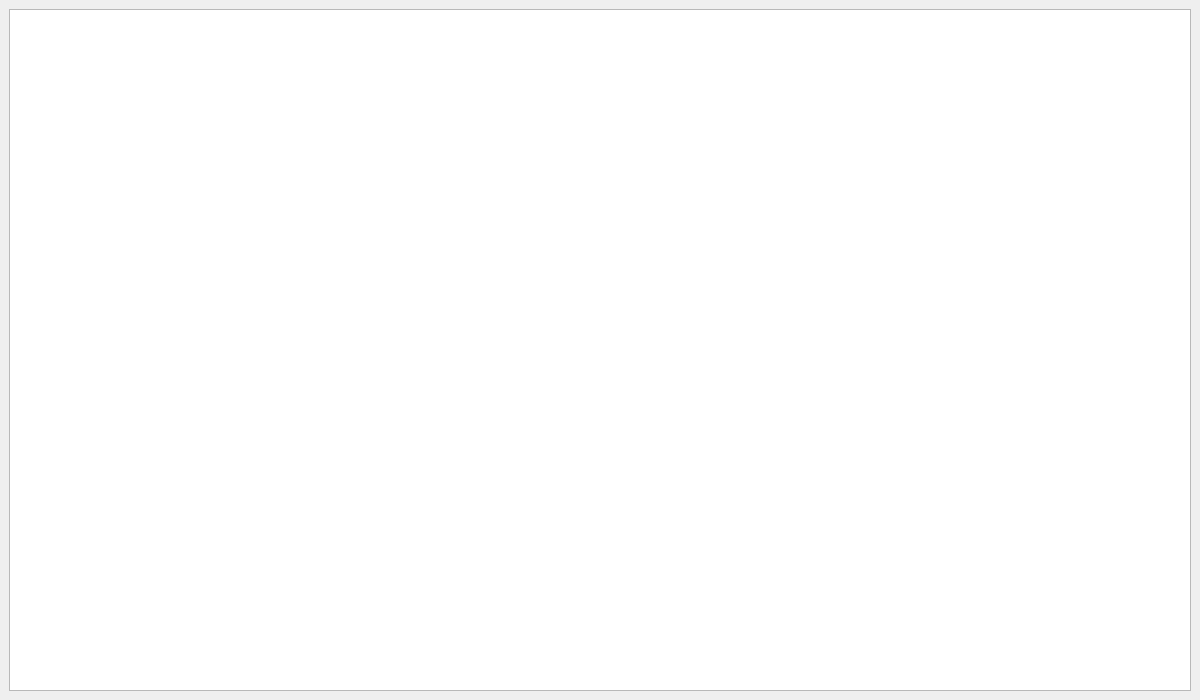
The window that interfaz.ui (SamuelRuizVargas/prac5_info2_sem3) describes before a commit, drawn with Qt 5.
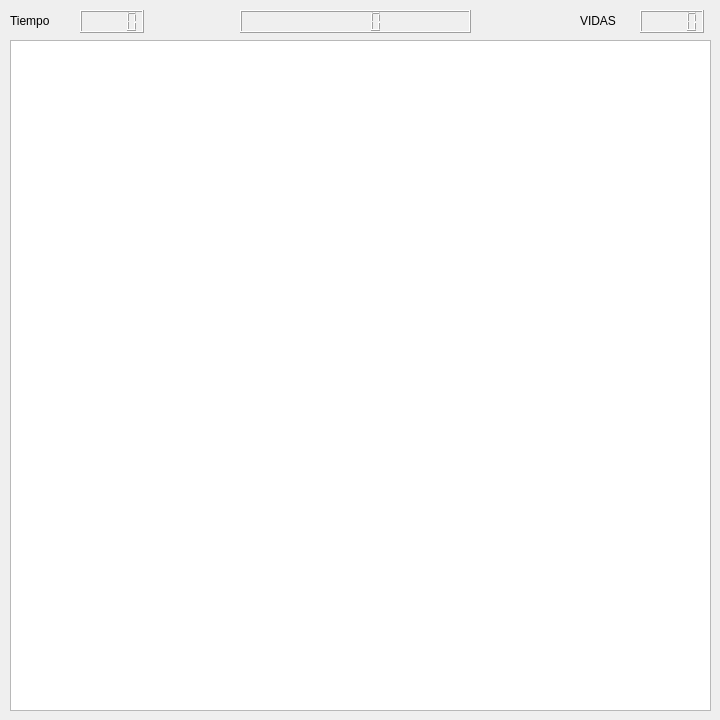
The same window after the commit. Icons and pictures are not drawn.

Commit message: Actualizacion de la interfaz y agregadas las colisiones

Diff of the .ui file:
```diff
--- a/interfaz.ui
+++ b/interfaz.ui
@@ -6,10 +6,22 @@
    <rect>
     <x>0</x>
     <y>0</y>
-    <width>1200</width>
-    <height>700</height>
+    <width>720</width>
+    <height>720</height>
    </rect>
   </property>
+  <property name="minimumSize">
+   <size>
+    <width>720</width>
+    <height>720</height>
+   </size>
+  </property>
+  <property name="maximumSize">
+   <size>
+    <width>720</width>
+    <height>720</height>
+   </size>
+  </property>
   <property name="windowTitle">
    <string>Bomberman</string>
   </property>
@@ -18,15 +30,24 @@
     <normaloff>imagenes/icono.ico</normaloff>imagenes/icono.ico</iconset>
   </property>
   <widget class="QWidget" name="centralwidget">
-   <layout class="QGridLayout" name="gridLayout">
-    <item row="0" column="0">
      <widget class="QGraphicsView" name="graphicsView">
       <property name="enabled">
        <bool>true</bool>
       </property>
+    <property name="geometry">
+     <rect>
+      <x>10</x>
+      <y>40</y>
+      <width>701</width>
+      <height>671</height>
+     </rect>
+    </property>
       <property name="verticalScrollBarPolicy">
        <enum>Qt::ScrollBarAlwaysOff</enum>
       </property>
+    <property name="horizontalScrollBarPolicy">
+     <enum>Qt::ScrollBarAlwaysOff</enum>
+    </property>
       <property name="backgroundBrush">
        <brush brushstyle="SolidPattern">
         <color alpha="255">
@@ -37,8 +58,71 @@
        </brush>
       </property>
      </widget>
-    </item>
-   </layout>
+   <widget class="QLabel" name="label_time">
+    <property name="geometry">
+     <rect>
+      <x>10</x>
+      <y>0</y>
+      <width>61</width>
+      <height>41</height>
+     </rect>
+    </property>
+    <property name="styleSheet">
+     <string notr="true">font: 20pt &quot;Bebas Neue&quot;;</string>
+    </property>
+    <property name="text">
+     <string>Tiempo</string>
+    </property>
+   </widget>
+   <widget class="QLCDNumber" name="lcd_time">
+    <property name="geometry">
+     <rect>
+      <x>80</x>
+      <y>10</y>
+      <width>64</width>
+      <height>23</height>
+     </rect>
+    </property>
+   </widget>
+   <widget class="QLCDNumber" name="lcd_score">
+    <property name="geometry">
+     <rect>
+      <x>240</x>
+      <y>10</y>
+      <width>231</width>
+      <height>23</height>
+     </rect>
+    </property>
+    <property name="styleSheet">
+     <string notr="true"/>
+    </property>
+   </widget>
+   <widget class="QLabel" name="label_lifes">
+    <property name="geometry">
+     <rect>
+      <x>580</x>
+      <y>0</y>
+      <width>51</width>
+      <height>41</height>
+     </rect>
+    </property>
+    <property name="styleSheet">
+     <string notr="true">font: 20pt &quot;Bebas Neue&quot;;</string>
+    </property>
+    <property name="text">
+     <string>VIDAS</string>
+    </property>
+   </widget>
+   <widget class="QLCDNumber" name="lcd_lifes">
+    <property name="geometry">
+     <rect>
+      <x>640</x>
+      <y>10</y>
+      <width>64</width>
+      <height>23</height>
+     </rect>
+    </property>
+   </widget>
   </widget>
  </widget>
  <resources/>
```
Lines whose indentation alone changed are shown as unchanged. The commit also changes 2 other files.
